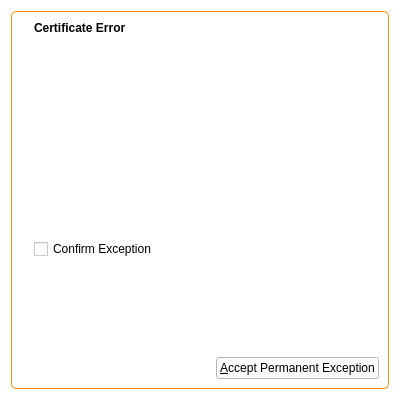
textbrowser/dooble, file 2.x/UI/dooble_certificate_exceptions_widget.ui: the form before one commit.
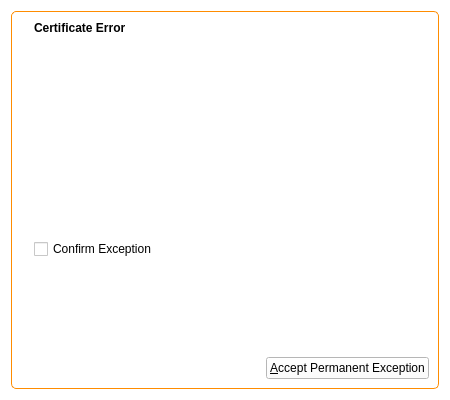
The form after the commit. Icons and pictures are not drawn.

```diff
--- a/2.x/UI/dooble_certificate_exceptions_widget.ui
+++ b/2.x/UI/dooble_certificate_exceptions_widget.ui
@@ -6,7 +6,7 @@
    <rect>
     <x>0</x>
     <y>0</y>
-    <width>400</width>
+    <width>450</width>
     <height>400</height>
    </rect>
   </property>
```
